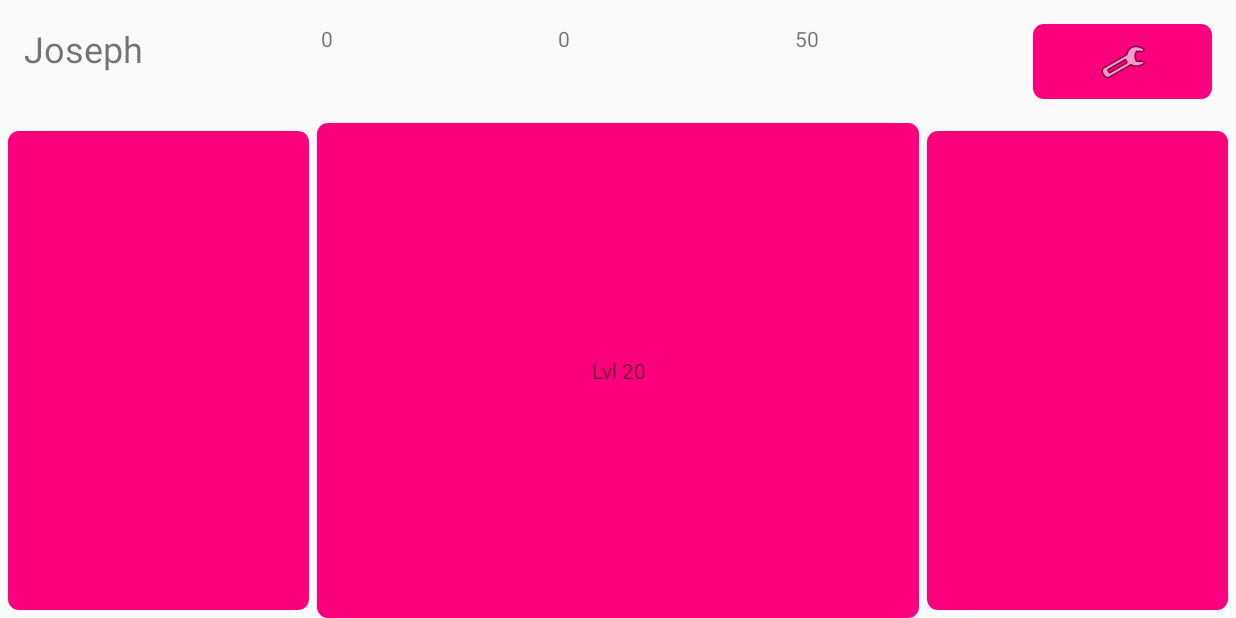
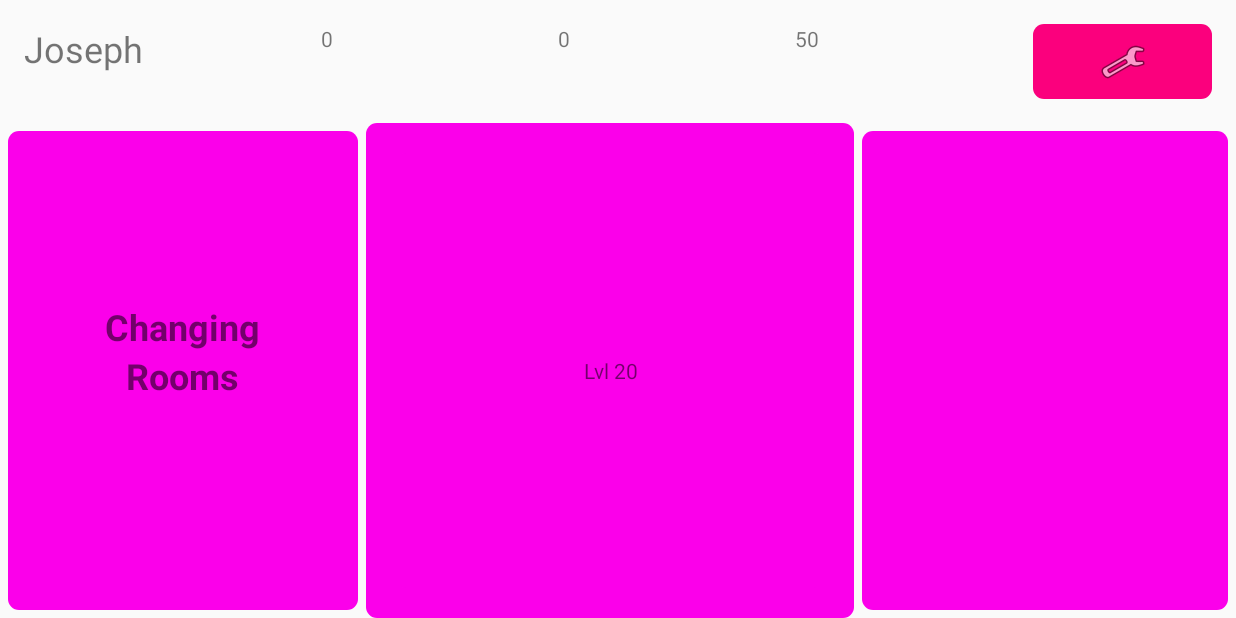
Before and after one commit to ClaymoreAdrendamar/RCAPManager, an Android app: the screen it shows after launch (MainActivity), on a phone screen of 824 x 412 dp (held sideways). Run offline under Robolectric (Android 15) with nearby library versions, the phone set to English and light mode, and no system bars.

Commit message:
fucked things up

```diff
--- a/app/src/main/res/drawable/rounded_rectangle.xml
+++ b/app/src/main/res/drawable/rounded_rectangle.xml
@@ -1,7 +1,7 @@
 <?xml version="1.0" encoding="UTF-8"?>
 <shape android:shape="rectangle"
     xmlns:android="http://schemas.android.com/apk/res/android">
-    <solid android:color="#fb007d"/>
+    <solid android:color="#fb00ea"/>
 
     <!--<stroke android:width="3dp"
         android:color="#ff000000"
--- a/app/src/main/res/layout/activity_main.xml
+++ b/app/src/main/res/layout/activity_main.xml
@@ -97,30 +97,65 @@
         android:id="@+id/MainScreen">
 
         <!-- Changing Room 25% -->
-        <ImageButton
+        <RelativeLayout
             android:layout_width="0dp"
             android:layout_height="match_parent"
-            app:srcCompat="@drawable/rounded_button"
-            android:id="@+id/Changing_Room"
-            android:layout_weight="2.5"
-            android:background="#00000000"
-            android:layout_margin="5dp" />
+            android:layout_weight="3"
+            android:clipChildren="false">
+
+            <ImageButton
+                android:layout_width="match_parent"
+                android:layout_height="match_parent"
+                app:srcCompat="@drawable/rounded_button"
+                android:id="@+id/Changing_Room"
+                android:layout_weight="2.5"
+                android:background="#00000000"
+                android:layout_margin="5dp" />
+
+            <TextView
+                android:text="Changing"
+                android:layout_width="wrap_content"
+                android:layout_height="wrap_content"
+                android:layout_marginTop="114dp"
+                android:id="@+id/textView5"
+                android:textAlignment="center"
+                android:textStyle="normal|bold"
+                android:textSize="24sp"
+                android:layout_alignTop="@+id/Changing_Room"
+                android:layout_centerHorizontal="true" />
+
+            <TextView
+                android:text="Rooms"
+                android:layout_width="wrap_content"
+                android:layout_height="wrap_content"
+                android:id="@+id/textView4"
+                android:textStyle="normal|bold"
+                android:textSize="24sp"
+                android:layout_below="@+id/textView5"
+                android:layout_centerHorizontal="true" />
+        </RelativeLayout>
 
         <!-- Level Up 50%-->
         <RelativeLayout
             android:layout_width="0dp"
             android:layout_height="match_parent"
-            android:layout_weight="5"
+            android:layout_weight="4"
             android:id="@+id/level_up"
             android:clipChildren="false">
 
             <!-- Background -->
             <ImageView
+
+                android:backgroundTint="#c900fb"
+
                 android:layout_width="match_parent"
                 android:layout_height="match_parent"
                 app:srcCompat="@drawable/rounded_rectangle"
                 android:id="@+id/purple_spinner"
-                android:layout_weight="1" />
+                android:layout_weight="1"
+
+            />
+
 
             <!-- Lvl up button -->
             <ImageButton
@@ -148,7 +183,7 @@
             android:layout_height="match_parent"
             app:srcCompat="@drawable/rounded_button"
             android:id="@+id/imageButton4"
-            android:layout_weight="2.5"
+            android:layout_weight="3"
             android:background="#00000000"
             android:layout_margin="5dp" />
 
```
Also changed, not shown: app/src/main/java/net/gamepickle/rcap/MatchSimulation.java (+44 -36 lines), app/src/main/res/layout/activity_match_simulation.xml (+25 -5 lines).
